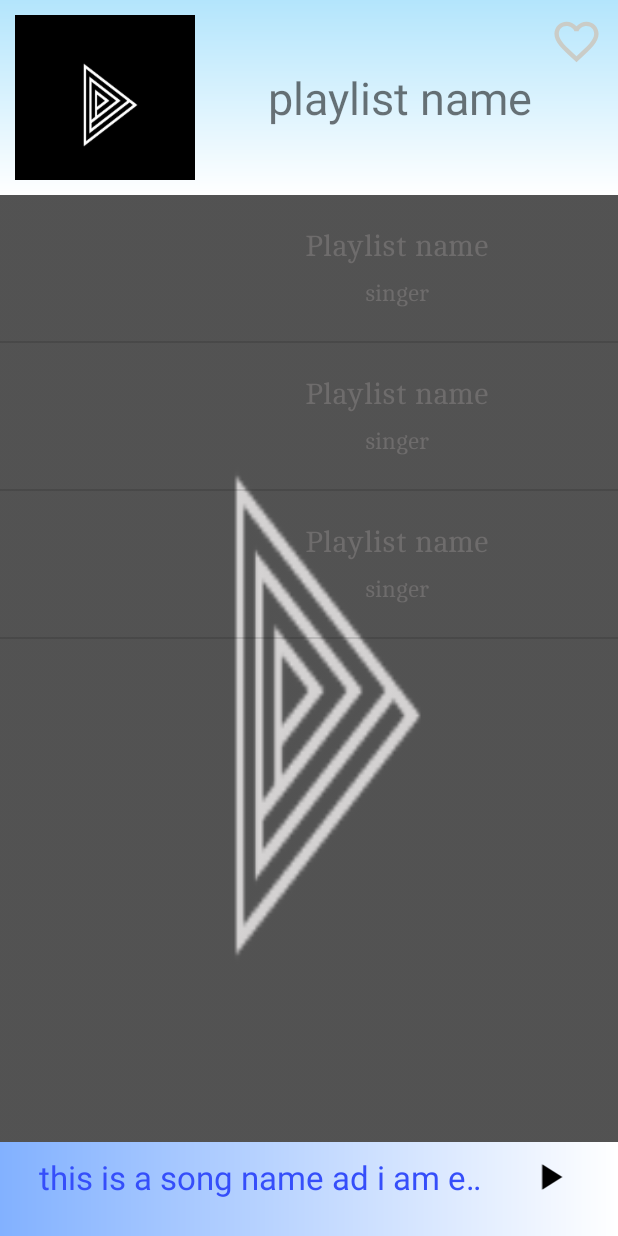
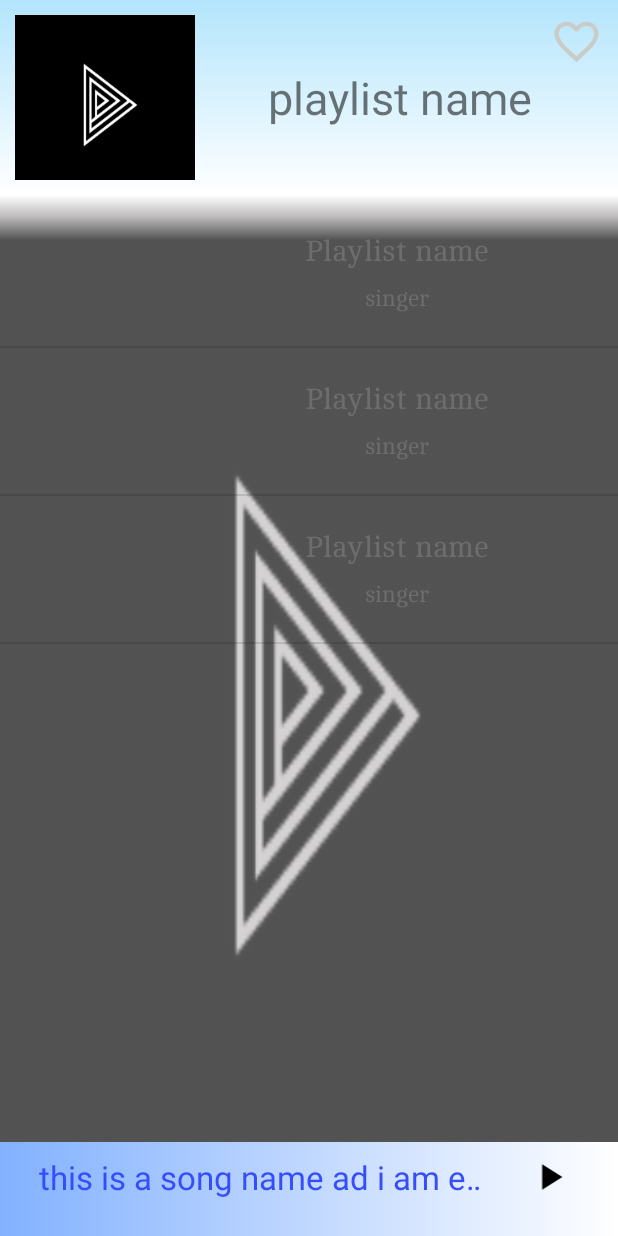
Before and after one commit to Ashish2000L/music_streamer, an Android app: the layout activity_songsfromplaylist.xml on its own in the app's theme, with its tools: preview values and no code run, on a phone screen of 412 x 824 dp. Run offline under Robolectric (Android 15) with nearby library versions, the phone set to English and light mode, and no system bars; network calls fail.

Commit message:
improvement in xml layout

```diff
--- /dev/null
+++ b/app/src/main/res/drawable/gradient_song_listview.xml
@@ -0,0 +1,12 @@
+<?xml version="1.0" encoding="utf-8"?>
+<shape xmlns:android="http://schemas.android.com/apk/res/android"
+    android:shape="rectangle">
+
+
+    <gradient
+        android:startColor="#FFFFFF"
+        android:centerColor="#99FFFCFC"
+        android:endColor="#00FFFFFF"
+        android:angle="-90"/>
+
+</shape>
--- a/app/src/main/res/layout/activity_songsfromplaylist.xml
+++ b/app/src/main/res/layout/activity_songsfromplaylist.xml
@@ -98,13 +98,26 @@
         android:layout_weight="9.1"
         android:id="@+id/settheheight"
         android:orientation="vertical">
+        <RelativeLayout
+            android:layout_width="match_parent"
+            android:layout_height="match_parent"
+            android:id="@+id/adjust_blur">
+            <TextView
+                android:layout_width="match_parent"
+                android:layout_height="30dp"
+                android:layout_alignParentTop="true"
+                android:background="@drawable/gradient_song_listview"/>
         <ListView
             android:layout_width="match_parent"
             android:layout_height="match_parent"
             android:fadingEdge="vertical"
+            android:layout_marginTop="3dp"
+            android:requiresFadingEdge="vertical"
+            android:fadingEdgeLength="50dp"
             tools:listitem="@layout/custom_playlist"
             android:id="@+id/listvieforsongs">
         </ListView>
+        </RelativeLayout>
     </LinearLayout>
         <LinearLayout
             android:layout_width="match_parent"
```
